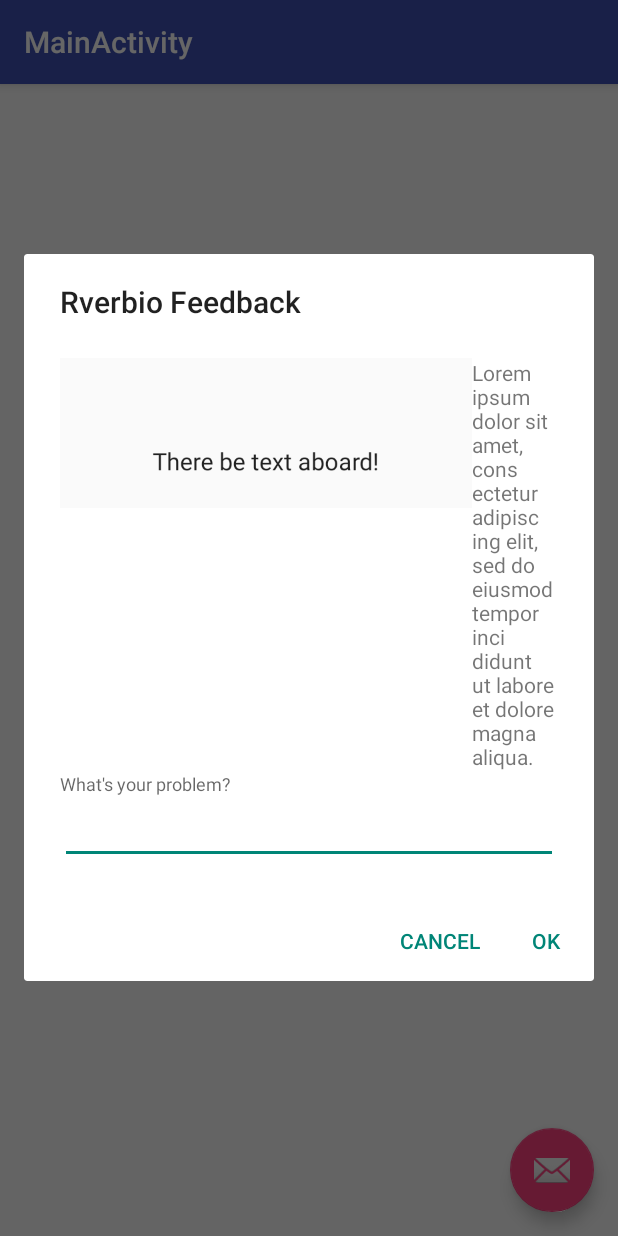
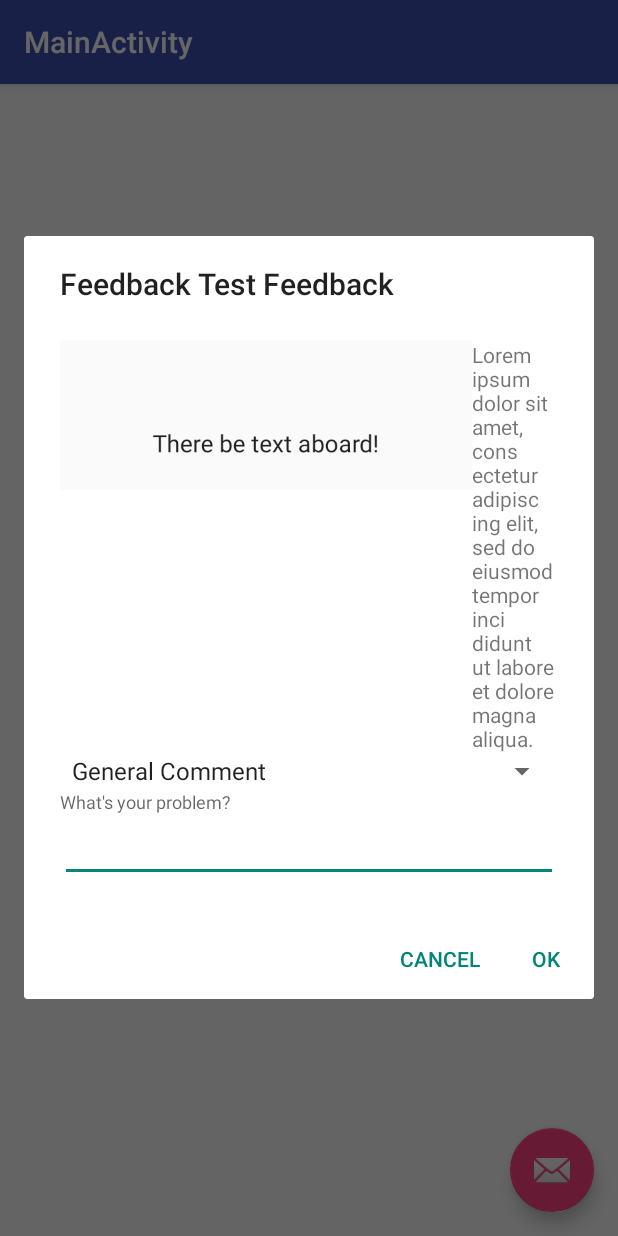
Before and after one commit to kanetik/feedback, an Android app: the screen it shows after launch (MainActivity), after a tap on an icon or button, on a phone screen of 412 x 824 dp. Run offline under Robolectric (Android 15) with nearby library versions, the phone set to English and light mode, and no system bars; libraries missing offline, so code that uses them is left out: com.facebook.stetho; 1 statement that could not run was skipped.

Commit message:
Added rverb_ prefix to all resources Added feedbackType to feedback elements

```diff
--- a/build.gradle
+++ b/build.gradle
@@ -3,7 +3,7 @@ buildscript {
         jcenter()
     }
     dependencies {
-        classpath 'com.android.tools.build:gradle:2.2.2'
+        classpath 'com.android.tools.build:gradle:2.2.3'
     }
 }
 
--- a/feedback/build.gradle
+++ b/feedback/build.gradle
@@ -24,7 +24,7 @@ android {
             minifyEnabled false
         }
     }
-
+    resourcePrefix 'rverb_'
     testOptions {
         unitTests.returnDefaultValues = true
     }
--- a/feedback/src/main/java/io/rverb/feedback/data/api/FeedbackService.java
+++ b/feedback/src/main/java/io/rverb/feedback/data/api/FeedbackService.java
@@ -42,7 +42,7 @@ public class FeedbackService extends IntentService {
         // TODO: Allow dev to add to a collection that will persist throughout the session and submit with the feedback
 
         Cacheable response = ApiManager.postWithResponse(this, tempFileName, feedback);
-        if (response != null && response instanceof Feedback) {
+        if (response != null && response instanceof Feedback && !RverbioUtils.isNullOrWhiteSpace(screenshotFileName)) {
             Feedback feedbackResponse = (Feedback)response;
             if (!RverbioUtils.isNullOrWhiteSpace(feedbackResponse.uploadUrl)) {
                 final File screenshot = new File(screenshotFileName);
--- a/feedback/src/main/java/io/rverb/feedback/presentation/RverbioFeedbackDialogFragment.java
+++ b/feedback/src/main/java/io/rverb/feedback/presentation/RverbioFeedbackDialogFragment.java
@@ -7,14 +7,19 @@ import android.support.v7.app.AppCompatDialogFragment;
 import android.view.LayoutInflater;
 import android.view.View;
 import android.view.ViewGroup;
+import android.widget.AdapterView;
+import android.widget.ArrayAdapter;
 import android.widget.Button;
 import android.widget.EditText;
 import android.widget.ImageView;
+import android.widget.Spinner;
 
 import java.io.File;
 
 import io.rverb.feedback.R;
 import io.rverb.feedback.Rverbio;
+import io.rverb.feedback.utility.AppUtils;
+import io.rverb.feedback.utility.RverbioUtils;
 
 public class RverbioFeedbackDialogFragment extends AppCompatDialogFragment {
     private static final String PARAM_CONTENT_VIEW = "content_view";
@@ -37,19 +42,38 @@ public class RverbioFeedbackDialogFragment extends AppCompatDialogFragment {
         int contentView = args.getInt(PARAM_CONTENT_VIEW);
         View view = inflater.inflate(contentView, container, false);
 
-        getDialog().setTitle("Rverbio Feedback");
+        String appLabel = AppUtils.getAppLabel(getContext());
+        if (RverbioUtils.isNullOrWhiteSpace(appLabel)) {
+            appLabel = "App";
+        }
+
+        getDialog().setTitle(String.format(getString(R.string.rverb_feedback_title_format), appLabel));
         final File screenshot = Rverbio.getInstance().getScreenshot(getActivity());
 
-        ImageView thumbnail = (ImageView) view.findViewById(R.id.thumbnail);
+        ImageView thumbnail = (ImageView) view.findViewById(R.id.rverb_thumbnail);
         if (screenshot != null) {
             thumbnail.setImageDrawable(Drawable.createFromPath(screenshot.getAbsolutePath()));
         } else {
             thumbnail.setVisibility(View.GONE);
         }
 
-        final EditText feedback = (EditText) view.findViewById(R.id.problem);
+        final EditText feedback = (EditText) view.findViewById(R.id.rverb_problem);
+        final Spinner feedbackType = (Spinner) view.findViewById(R.id.rverb_feedback_type);
 
-        Button button1 = (Button) view.findViewById(R.id.button_1);
+        ArrayAdapter<CharSequence> adapter = ArrayAdapter.createFromResource(this.getActivity(),
+                R.array.rverb_feedback_types, android.R.layout.simple_spinner_item);
+        adapter.setDropDownViewResource(android.R.layout.simple_spinner_dropdown_item);
+
+        feedbackType.setAdapter(adapter);
+        feedbackType.setOnItemSelectedListener(new AdapterView.OnItemSelectedListener() {
+            public void onItemSelected(AdapterView<?> parent, View view, int pos, long id) {
+            }
+
+            public void onNothingSelected(AdapterView<?> parent) {
+            }
+        });
+
+        Button button1 = (Button) view.findViewById(R.id.rverb_button_1);
         button1.setOnClickListener(new View.OnClickListener() {
             @Override
             public void onClick(View v) {
@@ -57,11 +81,12 @@ public class RverbioFeedbackDialogFragment extends AppCompatDialogFragment {
             }
         });
 
-        Button button2 = (Button) view.findViewById(R.id.button_2);
+        Button button2 = (Button) view.findViewById(R.id.rverb_button_2);
         button2.setOnClickListener(new View.OnClickListener() {
             @Override
             public void onClick(View v) {
-                Rverbio.getInstance().sendFeedback(screenshot.getAbsolutePath(), feedback.getText().toString());
+                Rverbio.getInstance().sendFeedback(feedbackType.getSelectedItem().toString(),
+                        feedback.getText().toString(), screenshot);
                 getDialog().dismiss();
             }
         });
@@ -70,6 +95,6 @@ public class RverbioFeedbackDialogFragment extends AppCompatDialogFragment {
     }
 
     public int getTheme() {
-        return R.style.FixedDialog;
+        return R.style.rverb_fixed_dialog;
     }
 }
--- a/feedback/src/main/java/io/rverb/feedback/utility/AppUtils.java
+++ b/feedback/src/main/java/io/rverb/feedback/utility/AppUtils.java
@@ -46,6 +46,19 @@ public class AppUtils {
         return version;
     }
 
+    public static String getAppLabel(Context context) {
+        PackageManager packageManager = context.getPackageManager();
+        ApplicationInfo applicationInfo = null;
+
+        try {
+            applicationInfo = packageManager.getApplicationInfo(context.getApplicationInfo().packageName, 0);
+        } catch (final PackageManager.NameNotFoundException e) {
+            e.printStackTrace();
+        }
+
+        return (String) (applicationInfo != null ? packageManager.getApplicationLabel(applicationInfo) : "");
+    }
+
     static boolean isDebug(Context context) {
         return (0 != (context.getApplicationInfo().flags & ApplicationInfo.FLAG_DEBUGGABLE));
     }
--- a/feedback/src/main/res/layout/fragment_dialog.xml
+++ b/feedback/src/main/res/layout/rverb_fragment_dialog.xml
@@ -10,7 +10,7 @@
         android:padding="?attr/dialogPreferredPadding">
 
         <ImageView
-            android:id="@+id/thumbnail"
+            android:id="@+id/rverb_thumbnail"
             android:layout_width="wrap_content"
             android:layout_height="100dp"
             android:layout_alignParentLeft="true"
@@ -19,27 +19,33 @@
             android:scaleType="centerCrop" />
 
         <TextView
-            android:id="@+id/intro"
+            android:id="@+id/rverb_intro"
             android:layout_width="match_parent"
             android:layout_height="wrap_content"
-            android:layout_toEndOf="@id/thumbnail"
-            android:layout_toRightOf="@id/thumbnail"
+            android:layout_toEndOf="@+id/rverb_thumbnail"
+            android:layout_toRightOf="@+id/rverb_thumbnail"
             android:text="Lorem ipsum dolor sit amet, consectetur adipiscing elit, sed do eiusmod tempor incididunt ut labore et dolore magna aliqua." />
 
+        <Spinner
+            android:id="@+id/rverb_feedback_type"
+            android:layout_below="@+id/rverb_intro"
+            android:layout_width="match_parent"
+            android:layout_height="wrap_content" />
+
         <TextView
-            android:id="@+id/problem_label"
+            android:id="@+id/rverb_problem_label"
             style="@style/TextAppearance.AppCompat.Caption"
             android:layout_width="match_parent"
             android:layout_height="wrap_content"
-            android:layout_below="@id/intro"
-            android:labelFor="@+id/problem"
+            android:layout_below="@+id/rverb_feedback_type"
+            android:labelFor="@+id/rverb_problem"
             android:text="What's your problem?" />
 
         <EditText
-            android:id="@+id/problem"
+            android:id="@+id/rverb_problem"
             android:layout_width="match_parent"
             android:layout_height="wrap_content"
-            android:layout_below="@id/problem_label" />
+            android:layout_below="@+id/rverb_problem_label" />
     </RelativeLayout>
 
     <LinearLayout
@@ -47,18 +53,18 @@
         android:layout_width="match_parent"
         android:layout_height="wrap_content"
         android:layout_alignParentBottom="true"
-        android:layout_below="@+id/problem"
+        android:layout_below="@+id/rverb_problem"
         android:gravity="end|bottom">
 
         <Button
-            android:id="@+id/button_1"
+            android:id="@+id/rverb_button_1"
             style="?attr/buttonBarButtonStyle"
             android:layout_width="wrap_content"
             android:layout_height="wrap_content"
             android:text="@android:string/no" />
 
         <Button
-            android:id="@+id/button_2"
+            android:id="@+id/rverb_button_2"
             style="?attr/buttonBarButtonStyle"
             android:layout_width="wrap_content"
             android:layout_height="wrap_content"
--- /dev/null
+++ b/feedback/src/main/res/values/rverb_arrays.xml
@@ -0,0 +1,9 @@
+<?xml version="1.0" encoding="utf-8"?>
+<resources>
+    <string-array name="rverb_feedback_types">
+        <item>General Comment</item>
+        <item>Help Needed</item>
+        <item>Bug Report</item>
+        <item>Feature Request</item>
+    </string-array>
+</resources>
--- /dev/null
+++ b/feedback/src/main/res/values/rverb_strings.xml
@@ -0,0 +1,4 @@
+<resources>
+    <string name="rverb_library_name">Rverb.io Feedback SDK</string>
+    <string name="rverb_feedback_title_format">%s Feedback</string>
+</resources>
--- a/feedback/src/main/res/values/styles.xml
+++ b/feedback/src/main/res/values/rverb_styles.xml
@@ -1,7 +1,7 @@
 <?xml version="1.0" encoding="utf-8"?>
 <resources>
 
-    <style name="FixedDialog" parent="Base.Theme.AppCompat.Light.Dialog">
+    <style name="rverb_fixed_dialog" parent="Base.Theme.AppCompat.Light.Dialog">
         <item name="windowNoTitle">false</item>
     </style>
 </resources>
--- a/feedback/src/main/res/values/strings.xml
+++ /dev/null
@@ -1,3 +0,0 @@
-<resources>
-    <string name="library_name">Rverb.io Feedback SDK</string>
-</resources>
```
Also changed, not shown: feedback/src/main/java/io/rverb/feedback/Rverbio.java (+14 -9 lines), feedback/src/main/java/io/rverb/feedback/model/Feedback.java (+5 -14 lines).
